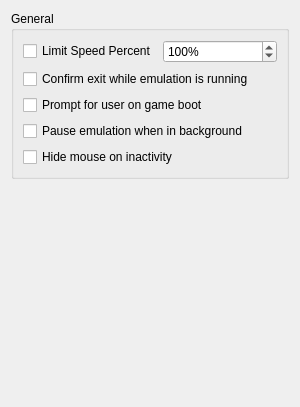
Old version of the form src/yuzu/configuration/configure_general.ui in the repository NastySpaghetti/yuzu.
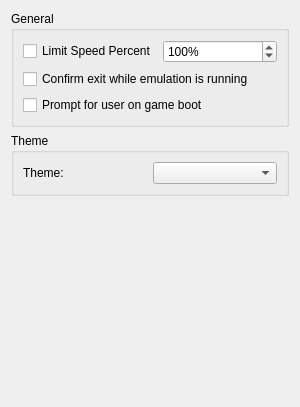
New version of the form.

The edit to the form file:
```diff
--- a/src/yuzu/configuration/configure_general.ui
+++ b/src/yuzu/configuration/configure_general.ui
@@ -65,19 +65,32 @@
             </property>
            </widget>
           </item>
-          <item>
-           <widget class="QCheckBox" name="toggle_background_pause">
-            <property name="text">
-             <string>Pause emulation when in background</string>
-            </property>
+         </layout>
+        </item>
+       </layout>
            </widget>
           </item>
           <item>
-           <widget class="QCheckBox" name="toggle_hide_mouse">
+      <widget class="QGroupBox" name="theme_group_box">
+       <property name="title">
+        <string>Theme</string>
+       </property>
+       <layout class="QHBoxLayout" name="theme_qhbox_layout">
+        <item>
+         <layout class="QVBoxLayout" name="theme_qvbox_layout">
+          <item>
+           <layout class="QHBoxLayout" name="theme_qhbox_layout_2">
+            <item>
+             <widget class="QLabel" name="theme_label">
             <property name="text">
-             <string>Hide mouse on inactivity</string>
-            </property>
-           </widget>
+               <string>Theme:</string>
+              </property>
+             </widget>
+            </item>
+            <item>
+             <widget class="QComboBox" name="theme_combobox"/>
+            </item>
+           </layout>
           </item>
          </layout>
         </item>
```
Lines whose indentation alone changed are shown as unchanged.
